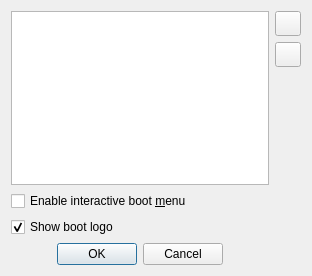
Qt form src/Boot_Device_Window.ui (chronic8000/aqemu) before a commit.
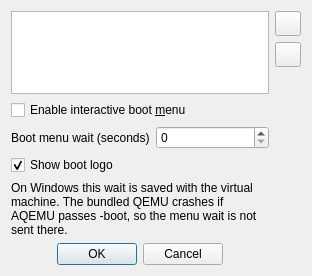
The same form after that commit. Icons and pictures are not drawn. Custom widgets are drawn as their Qt base class.

Commit message: Sync the VM library and the high-priority Windows UI fixes (#108)

The edit to the form file:
```diff
--- a/src/Boot_Device_Window.ui
+++ b/src/Boot_Device_Window.ui
@@ -110,6 +110,30 @@
     </widget>
    </item>
    <item row="4" column="0">
+    <layout class="QHBoxLayout" name="bootWaitLayout">
+     <item>
+      <widget class="QLabel" name="Label_Boot_Wait">
+       <property name="text">
+        <string>Boot menu wait (seconds)</string>
+       </property>
+      </widget>
+     </item>
+     <item>
+      <widget class="QSpinBox" name="SB_Boot_Wait">
+       <property name="minimum">
+        <number>0</number>
+       </property>
+       <property name="maximum">
+        <number>60</number>
+       </property>
+       <property name="toolTip">
+        <string>How long the firmware boot menu stays open. 0 uses the normal short pause. The bundled Windows QEMU cannot take a -boot argument, so this wait is saved and not sent on Windows.</string>
+       </property>
+      </widget>
+     </item>
+    </layout>
+   </item>
+   <item row="5" column="0">
     <widget class="QCheckBox" name="CH_Boot_Logo">
      <property name="text">
       <string>Show boot logo</string>
@@ -122,7 +146,17 @@
      </property>
     </widget>
    </item>
-   <item row="5" column="0">
+   <item row="6" column="0">
+    <widget class="QLabel" name="Label_Boot_Windows">
+     <property name="wordWrap">
+      <bool>true</bool>
+     </property>
+     <property name="text">
+      <string>On Windows this wait is saved with the virtual machine. The bundled QEMU crashes if AQEMU passes -boot, so the menu wait is not sent there.</string>
+     </property>
+    </widget>
+   </item>
+   <item row="7" column="0">
     <layout class="QHBoxLayout" name="horizontalLayout">
      <item>
       <widget class="Dialog_Button_Box" name="buttonBox">
```
Left out of the diff: 1 changed line with no effect on the pictures. The commit also changes 95 other files.
